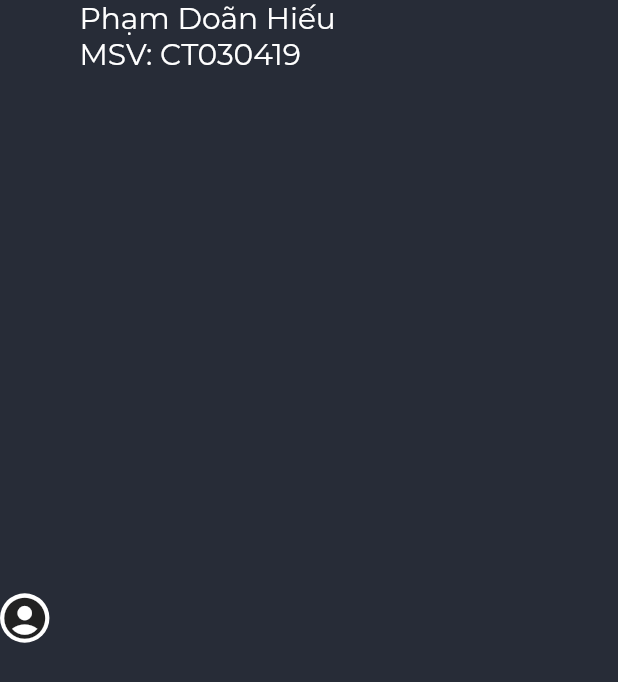
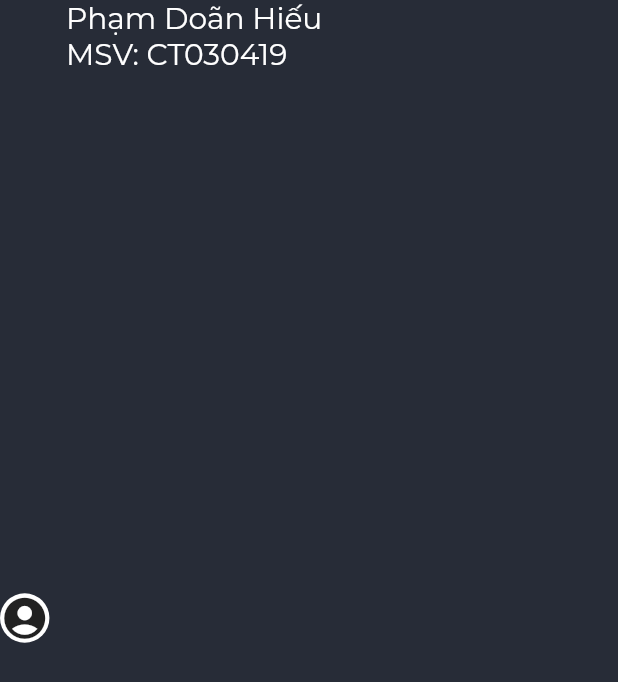
Before and after one commit to hatuan314/kit-schedule, a Flutter app: the AccountWidget widget shown alone on an empty page, opened directly, on a phone screen of 412 x 824 dp. Shown: the top 682 px of the screen. Run offline on Flutter 3.47's test engine with Material 2 defaults, Android fonts, the phone set to English and light mode, and no system bars; our stand-ins replace awesome_dialog, dio, equatable, flutter_bloc, flutter_screenutil, flutter_svg and 6 more; missing offline and left inert: flutter_rounded_date_picker, simple_gesture_detector, worm_indicator; accounts and stored records are empty; project files that could hold a hidden picture were left out.

Commit message:
fix some bug

```diff
--- a/lib/common/assets_constance.dart
+++ b/lib/common/assets_constance.dart
@@ -6,4 +6,5 @@ class AssetsConstance {
   static String assetsParth = 'assets';
   static IconData scheduleIcon = Icons.date_range;
   static IconData todoIcon = Icons.content_paste;
+  static IconData logoutIcon = Icons.login_outlined;
 }
--- a/lib/common/themes/theme_color.dart
+++ b/lib/common/themes/theme_color.dart
@@ -17,7 +17,7 @@ class ThemeColor {
   static Color todayTextColor = Colors.yellow[700];
 
   //static const Color weekendDayBackgroundColor = Colors.red;
-  static  Color weekendTextColor = Colors.red[700];
+  static  Color weekendTextColor = Colors.redAccent;
 
   static const Color selectedDayBackgroundColor = Color.fromRGBO(253, 147, 113, 1);
   static const Color selectedDayTextColor = Colors.white;
@@ -26,7 +26,9 @@ class ThemeColor {
   static const Color weekDayTextColor = Colors.white;
 
   static const Color holidayTextColorBackgroundColor = Color.fromRGBO(253, 147, 113, 1);
-  static const Color eventdayTextColor = Colors.white;
+  static const Color eventDayTextColor = Colors.white;
+
+  static const Color addTodoButtonColor = Colors.red;
 
 
 
--- a/lib/domain/entities/animation_entities.dart
+++ b/lib/domain/entities/animation_entities.dart
@@ -3,11 +3,61 @@ import 'package:flutter/cupertino.dart';
 import 'package:schedule/presentation/screen/home_screen/home_screen_constance.dart';
 
 class AnimationEntity {
-  bool isCollapsed = true;
-  double screenWidth, screenHeight;
-  final Duration duration = const Duration(milliseconds: HomeScreenConstance.animationDuration);
+  final Duration duration =
+      const Duration(milliseconds: HomeScreenConstance.animationDuration);
   final AnimationController controller;
-  double borderRadius = 0.0;
+  bool _isCollapsed = true;
+  double _borderRadius = 0.0;
+  double _addTodoButtonOpacity = 1;
 
   AnimationEntity({@required this.controller});
+
+  double get addTodoButtonOpacity => _addTodoButtonOpacity;
+
+  set addTodoButtonOpacity(double value) {
+    _addTodoButtonOpacity = value;
+  }
+
+  double get borderRadius => _borderRadius;
+
+  set borderRadius(double value) {
+    _borderRadius = value;
+  }
+
+  bool get isCollapsed => _isCollapsed;
+
+  set isCollapsed(bool value) {
+    _isCollapsed = value;
+  }
+
+  void switchDrawer() {
+    if (isCollapsed) {
+      controller.forward();
+      borderRadius = 16.0;
+    } else {
+      controller.reverse();
+      borderRadius = 0.0;
+    }
+    isCollapsed = !isCollapsed;
+  }
+
+  void closeDrawer() {
+    if (!isCollapsed) {
+      controller.reverse();
+      borderRadius = 0.0;
+      isCollapsed = true;
+    }
+  }
+
+  void setAddTodoButtonBlur() {
+    _addTodoButtonOpacity=HomeScreenConstance.addTodoButtonOpacity;
+  }
+  void resetAddTodoButtonOpacity() {
+    _addTodoButtonOpacity=1;
+  }
+
+  @override
+  String toString() {
+    return 'AnimationEntity{duration: $duration, _isCollapsed: $_isCollapsed, _borderRadius: $_borderRadius, _addTodoButtonOpacity: $_addTodoButtonOpacity}';
+  }
 }
--- a/lib/presentation/screen/home_screen/calendar/calendar_tab_view.dart
+++ b/lib/presentation/screen/home_screen/calendar/calendar_tab_view.dart
@@ -10,7 +10,6 @@ class CalendarView extends StatelessWidget {
   const CalendarView({Key key, this.state}) : super(key: key);
   @override
   Widget build(BuildContext context) {
-    // TODO: implement build
     return BlocBuilder<CalendarBloc, CalendarState>(
       builder: (context, state) {
         if (state is CalendarLoadingDataState)
--- a/lib/presentation/screen/home_screen/home_bloc/home_event.dart
+++ b/lib/presentation/screen/home_screen/home_bloc/home_event.dart
@@ -18,30 +18,36 @@ class HomeInitEvent extends HomeEvent{
 
   HomeInitEvent({@required this.animationController});
   @override
-  // TODO: implement props
   List<Object> get props => [animationController];
 }
 
 class UserTapEvent extends HomeEvent {
   @override
-  // TODO: implement props
   List<Object> get props => [];
 }class SwitchDrawerEvent extends HomeEvent {
+  final bool isCollapsed;
+
+  SwitchDrawerEvent({this.isCollapsed});
   @override
-  // TODO: implement props
   List<Object> get props => [];
 }
   class OpenDrawerEvent extends HomeEvent {
   @override
-  // TODO: implement props
   List<Object> get props => [];
-}class SignOutOnPressEvent extends HomeEvent {
+}
+class SignOutOnPressEvent extends HomeEvent {
   @override
-  // TODO: implement props
+  List<Object> get props => [];
+}
+class ScrollEvent extends HomeEvent {
+  @override
+  List<Object> get props => [];
+}
+class ScrollStopEvent extends HomeEvent {
+  @override
   List<Object> get props => [];
 }
 class AddTodoEvent extends HomeEvent {
   @override
-  // TODO: implement props
   List<Object> get props => throw UnimplementedError();
 }
--- a/lib/presentation/screen/home_screen/home_bloc/home_state.dart
+++ b/lib/presentation/screen/home_screen/home_bloc/home_state.dart
@@ -2,7 +2,9 @@ import 'package:equatable/equatable.dart';
 import 'package:flutter/cupertino.dart';
 import 'package:schedule/domain/entities/animation_entities.dart';
 abstract class HomeState extends Equatable{
+  final AnimationEntity animationEntity;
 
+  HomeState({this.animationEntity});
 }
 
 class HomeInitialState extends HomeState {
@@ -14,33 +16,35 @@ class HomeInitialState extends HomeState {
 
 class HomeOnChangeTabState extends HomeState {
   @override
-  // TODO: implement props
 List<Object> get props => [];
 }
 class AddTodoState extends HomeState {
   @override
-  // TODO: implement props
 List<Object> get props => [];
 }
 class HomeLoadingState extends HomeState {
   @override
-  // TODO: implement props
 List<Object> get props => [];
 }
 
 class SwitchDrawerState extends HomeState {
+
   @override
-  // TODO: implement props
 List<Object> get props => [];
 }
 class OpenDrawerState extends HomeState {
   @override
-  // TODO: implement props
 List<Object> get props => [];
 }
 class UserTapState extends HomeState {
   @override
-  // TODO: implement props
+List<Object> get props => [];
+}
+class ScrollState extends HomeState {
+  @override
+List<Object> get props => [];
+}class ScrollStopState extends HomeState {
+  @override
 List<Object> get props => [];
 }
 
@@ -48,13 +52,11 @@ class UserTapState extends HomeState {
 class SignOutSuccessState extends HomeState {
 
   @override
-  // TODO: implement props
 List<Object> get props => null;
 }
 
 class SignOutFailureState extends HomeState {
 
   @override
-  // TODO: implement props
 List<Object> get props => null;
 }
--- a/lib/presentation/screen/home_screen/home_screen_constance.dart
+++ b/lib/presentation/screen/home_screen/home_screen_constance.dart
@@ -5,6 +5,10 @@ class HomeScreenConstance {
   static double dayOfWeekTextSize=18.sp;
   static double accountIconSize=30.w;
   static const int animationDuration= 500;
+  static const double addTodoButtonOpacity= 0.2;
 
-
+  static String scheduleTitle = "Schedule";
+  static String todoTitle = "Todo";
+  static String logoutTitle = "Todo";
+  static String syncTitle = "Sync";
 }
--- a/lib/presentation/screen/home_screen/widgets/AccountWidget.dart
+++ b/lib/presentation/screen/home_screen/widgets/AccountWidget.dart
@@ -1,5 +1,6 @@
 
 import 'package:flutter/material.dart';
+import 'package:flutter_screenutil/flutter_screenutil.dart';
 import 'package:schedule/common/themes/theme_text.dart';
 import 'package:schedule/presentation/screen/home_screen/home_screen_constance.dart';
 
@@ -23,7 +24,7 @@ class AccountWidget extends StatelessWidget {
           ),
         ),
         SizedBox(
-          width: 20,
+          width: ScreenUtil().setWidth(10),
         ),
         Column(
           crossAxisAlignment: CrossAxisAlignment.start,
--- a/lib/src/service/web_service.dart
+++ b/lib/src/service/web_service.dart
@@ -1,5 +1,4 @@
 import 'dart:convert';
-
 import 'package:dio/dio.dart';
 import 'package:flutter/material.dart';
 import 'package:schedule/src/service/services.dart';
@@ -8,7 +7,7 @@ class WebService {
   Dio setupDio({String accessToken, String contentType}) {
     Dio dio = Dio(BaseOptions(
       headers: {'header': '167.179.115.162:5000'},
-      baseUrl: 'http://167.179.115.162:5000/api/schedule/guest',
+      baseUrl: 'http://167.179.115.162:5000/api/chedule/guest',
       contentType: contentType,
       connectTimeout: 50000,
       receiveTimeout: 50000,
--- a/lib/src/utils/convert.dart
+++ b/lib/src/utils/convert.dart
@@ -20,7 +20,7 @@ class Convert {
   static Map<String, String> endTimeLessonMap = {
     '1': '07:45',
     '2': '08:35',
-    '3': '09:25',
+    '3': '09:30',
     '4': '10:20',
     '5': '11:10',
     '6': '12:55',
```
Also changed, not shown: lib/domain/usecases/HomeUseCase.dart (+17 -2 lines), lib/presentation/screen/home_screen/calendarView/schedule-widget.dart (+25 -6 lines), lib/presentation/screen/home_screen/calendarView/widgets/TimeDurationWidget.dart (added, +40 -0 lines), lib/presentation/screen/home_screen/calendarView/widgets/event_item_widget.dart (+12 -24 lines), lib/presentation/screen/home_screen/home_bloc/home_bloc.dart (+27 -10 lines), lib/presentation/screen/home_screen/home_screen.dart (+47 -46 lines), lib/presentation/screen/home_screen/calendarView/widgets/drawer_navigation.dart (added), 2 other files. Lines whose indentation alone changed are shown as unchanged.
